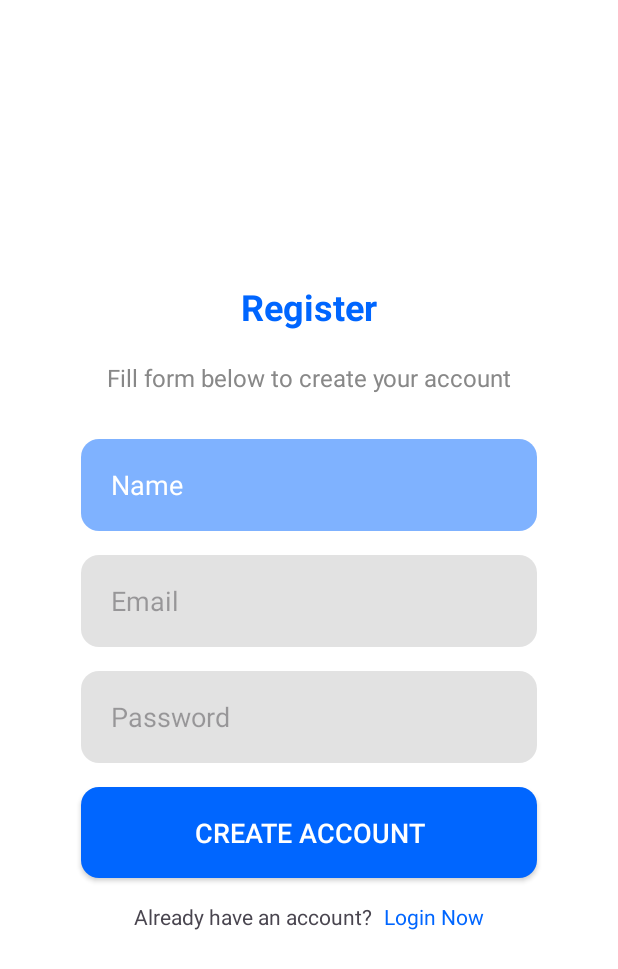
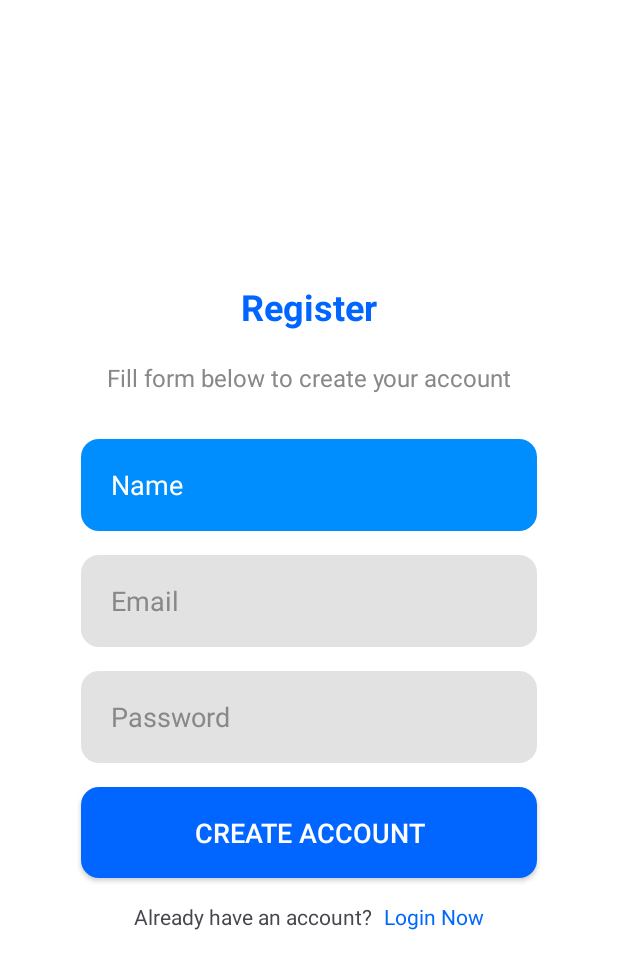
Before and after one commit to SkinCanOrg/SkinCan, an Android app: the layout activity_register.xml on its own in the app's theme, with its tools: preview values and no code run, on a phone screen of 412 x 824 dp. Shown: the top 969 px of the screen. Run offline under Robolectric (Android 15) with nearby library versions, the phone set to English and light mode, and no system bars.

Commit message:
+ Theming * Added flow-preferences * Added dark mode preference * Fixed editText's text colour * Adjust some colour

```diff
--- a/app/src/main/kotlin/io/github/skincanorg/skincan/data/preference/PreferenceKeys.kt
+++ b/app/src/main/kotlin/io/github/skincanorg/skincan/data/preference/PreferenceKeys.kt
@@ -10,6 +10,7 @@ package io.github.skincanorg.skincan.data.preference
 
 object PreferenceKeys {
     // TODO: It's still haven't decided what auth method will be used
-    val USER = "auth_username"
-    val TOKEN = "auth_token"
+    const val USER = "auth_username"
+    const val TOKEN = "auth_token"
+    const val NIGHT_MODE = "ui_night_mode"
 }
--- a/app/src/main/kotlin/io/github/skincanorg/skincan/widget/edittext/RoundedEditText.kt
+++ b/app/src/main/kotlin/io/github/skincanorg/skincan/widget/edittext/RoundedEditText.kt
@@ -31,6 +31,8 @@ class RoundedEditText @JvmOverloads constructor(
         )
         compoundDrawablePadding = 16.dp(context)
         background = ContextCompat.getDrawable(context, R.drawable.bg_rounded_clickable_focusable)
+        this.setHintTextColor(ContextCompat.getColor(context, R.color.editTextColor))
+        this.setTextColor(ContextCompat.getColor(context, R.color.editTextColor))
         setOnFocusChangeListener { _, hasFocus ->
             val color = if (hasFocus) R.color.editTextFocusedColor else R.color.editTextColor
 
--- a/app/src/main/res/values-night/themes.xml
+++ b/app/src/main/res/values-night/themes.xml
@@ -1,4 +1,9 @@
 <resources xmlns:tools="http://schemas.android.com/tools">
+    <color name="editTextBackgroundColor">#E2E2E2</color>
+    <color name="editTextFocusedBackgroundColor">@color/blue_600</color>
+    <color name="editTextColor">@color/black</color>
+    <color name="editTextFocusedColor">@color/white</color>
+
     <style name="Theme.SkinCan" parent="Theme.Material3.Dark.NoActionBar">
         <!-- Background colours -->
         <item name="colorSurface">@color/dark</item>
--- a/app/src/main/res/values/themes.xml
+++ b/app/src/main/res/values/themes.xml
@@ -1,6 +1,6 @@
 <resources xmlns:tools="http://schemas.android.com/tools">
     <color name="editTextBackgroundColor">#E2E2E2</color>
-    <color name="editTextFocusedBackgroundColor">@color/blue_800_50</color>
+    <color name="editTextFocusedBackgroundColor">@color/blue_600</color>
     <color name="editTextColor">#888888</color>
     <color name="editTextFocusedColor">@color/white</color>
 
--- a/buildSrc/src/main/kotlin/Library.kt
+++ b/buildSrc/src/main/kotlin/Library.kt
@@ -35,6 +35,7 @@ object Library {
         const val viewBindingQOL = "com.github.kirich1409:viewbindingpropertydelegate:1.5.6"
         const val glide = "com.github.bumptech.glide:glide:${Version.glide}"
         const val glideCompiler = "com.github.bumptech.glide:compiler:${Version.glide}"
+        const val flowPreferences = "com.fredporciuncula:flow-preferences:1.7.0"
 
         object Testing {
             const val junit = "junit:junit:4.13.2"
```
Also changed, not shown: app/build.gradle.kts (+4 -5 lines), app/src/main/kotlin/io/github/skincanorg/skincan/App.kt (+25 -1 lines), app/src/main/kotlin/io/github/skincanorg/skincan/data/preference/PreferencesHelper.kt (+7 -0 lines).
